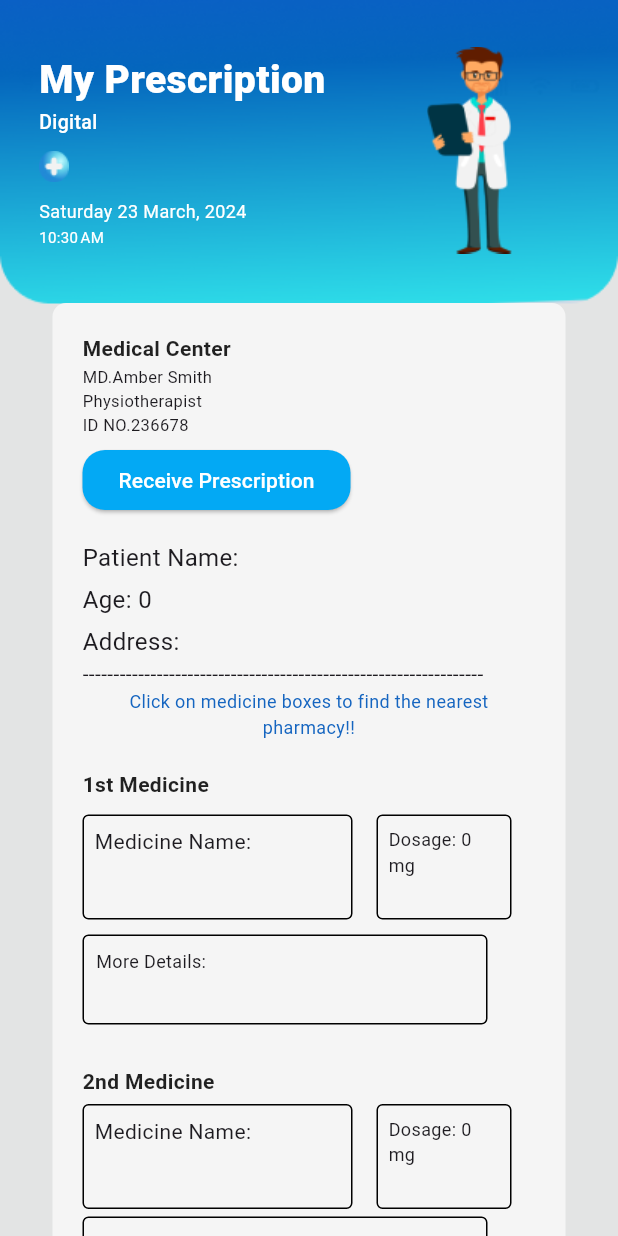
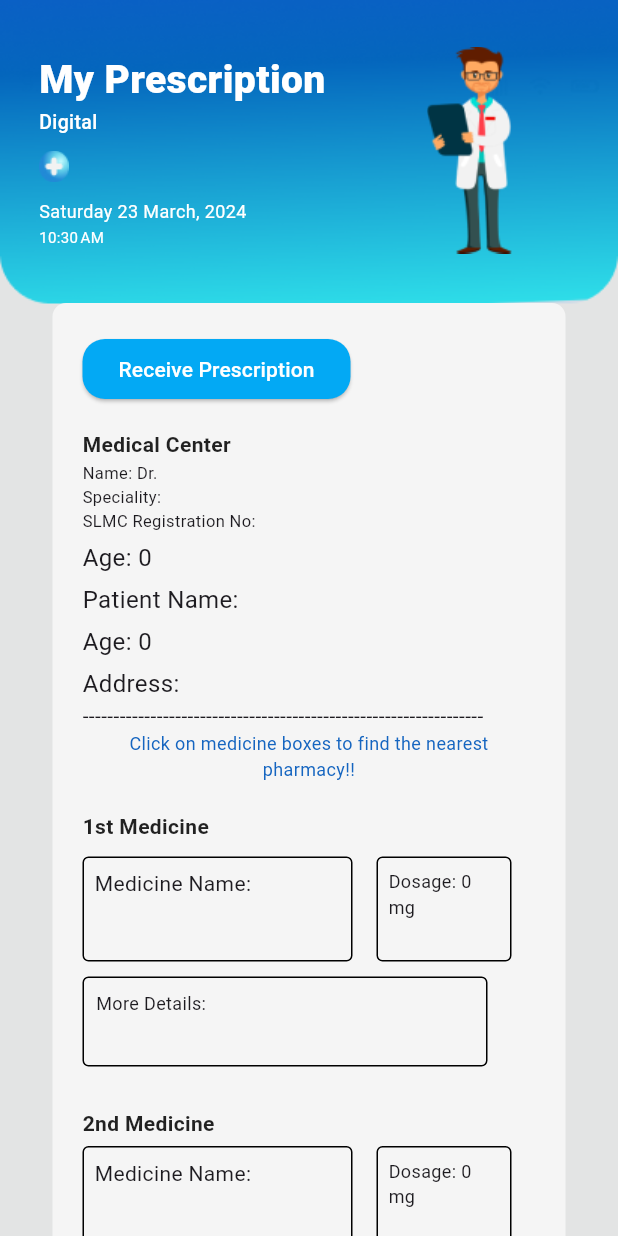
Before and after one commit to Jaindu1223/med_vault, a Flutter app: the viewPrescription screen opened directly with empty values, after a tap on "Receive Prescription", on a phone screen of 412 x 824 dp. Run offline on Flutter 3.47's test engine with Material 3 defaults, Android fonts, the phone set to English and light mode, and no system bars; our stand-ins replace firebase_core, geolocator, qr_flutter; missing offline and left inert: qr_code_scanner; accounts and stored records are empty; network calls fail.

Commit message:
view prescription with doctor details

```diff
--- a/lib/pages/patient/view_prescription.dart
+++ b/lib/pages/patient/view_prescription.dart
@@ -24,6 +24,9 @@ class _viewPrescriptionState extends State<viewPrescription> {
 
   final _emailController = TextEditingController();
   bool isLoading = false;
+  String doctorName = '';
+  String doctorSpeciality = '';
+  String doctorSLMC = '';
   String patientName = '';
   int age =0;
   String address = '';
@@ -59,6 +62,11 @@ class _viewPrescriptionState extends State<viewPrescription> {
       if (response.statusCode == 200) {
         final Map<String, dynamic> responseData = jsonDecode(response.body);
         print(responseData);
+
+        final dynamic doctorNameValue = responseData['docName'];
+        final dynamic doctorSpecialityValue = responseData['docSpeciality'];
+        final dynamic doctorSLMCValue = responseData['docSLMC'];
+
         final dynamic patientNameValue = responseData['patientName'];
         final dynamic ageValue = responseData['age'];
         final dynamic addressValue = responseData['address'];
@@ -88,6 +96,9 @@ class _viewPrescriptionState extends State<viewPrescription> {
           return;
         } else {
           setState(() {
+            doctorName = doctorNameValue;
+            doctorSpeciality = doctorSpecialityValue;
+            doctorSLMC = doctorSLMCValue;
             patientName = patientNameValue;
             age = ageValue;
             address = addressValue;
@@ -237,54 +248,40 @@ class _viewPrescriptionState extends State<viewPrescription> {
                                 child:Column(
                                   crossAxisAlignment: CrossAxisAlignment.start,
                                   children: [
-                                    const Text(
-                                      'Medical Center',
-                                      style: TextStyle(
-                                          fontWeight: FontWeight.w600,
-                                          fontSize: 14,
-                                          color: Colors.black87
-                                      ),
-                                    ),
-                                    const SizedBox(height: 1),
-                                    const Text(
-                                      'MD.Amber Smith',
-                                      style: TextStyle(
-                                        fontWeight: FontWeight.w400,
-                                        fontSize: 11,
-                                      ),
-                                    ),
-
-                                    const Text(
-                                      'Physiotherapist',
-                                      style: TextStyle(
-                                        fontWeight: FontWeight.w400,
-                                        fontSize: 11,
-                                      ),
-                                    ),
-                                    const Text(
-                                      'ID NO.236678',
-                                      style: TextStyle(
-                                        fontWeight: FontWeight.w400,
-                                        fontSize: 11,
-                                      ),
-                                    ),
-
-                                    const SizedBox(height: 5),
-
-                                    // TextField(
-                                    //   controller: _emailController,
-                                    //   decoration:  InputDecoration(
-                                    //     labelText: 'Enter your NIC',
-                                    //     labelStyle: TextStyle(
-                                    //       fontWeight: FontWeight.w400,
-                                    //       fontSize: 15,
-                                    //     ),
+                                    // const Text(
+                                    //   'Medical Center',
+                                    //   style: TextStyle(
+                                    //       fontWeight: FontWeight.w600,
+                                    //       fontSize: 14,
+                                    //       color: Colors.black87
                                     //   ),
+                                    // ),
+                                    // const SizedBox(height: 1),
+                                    // Text(
+                                    //   'Name: Dr. $doctorName',
                                     //   style: TextStyle(
                                     //     fontWeight: FontWeight.w400,
-                                    //     fontSize: 15,
+                                    //     fontSize: 11,
                                     //   ),
                                     // ),
+                                    //
+                                    // Text(
+                                    //   'Speciality: $doctorSpeciality',
+                                    //   style: TextStyle(
+                                    //     fontWeight: FontWeight.w400,
+                                    //     fontSize: 11,
+                                    //   ),
+                                    // ),
+                                    // Text(
+                                    //   'SLMC Registration No: $doctorSLMC',
+                                    //   style: TextStyle(
+                                    //     fontWeight: FontWeight.w400,
+                                    //     fontSize: 11,
+                                    //   ),
+                                    // ),
+                                    //
+                                    // const SizedBox(height: 5),
+
                                     ElevatedButton(
                                       style: ElevatedButton.styleFrom(
                                         backgroundColor: Colors.lightBlue,
@@ -301,6 +298,48 @@ class _viewPrescriptionState extends State<viewPrescription> {
                                             color: Colors.white),),
                                     ),
                                     SizedBox(height: 16.0),
+
+                                    const Text(
+                                      'Medical Center',
+                                      style: TextStyle(
+                                          fontWeight: FontWeight.w600,
+                                          fontSize: 14,
+                                          color: Colors.black87
+                                      ),
+                                    ),
+                                    const SizedBox(height: 1),
+                                    Text(
+                                      'Name: Dr. $doctorName',
+                                      style: TextStyle(
+                                        fontWeight: FontWeight.w400,
+                                        fontSize: 11,
+                                      ),
+                                    ),
+
+                                    Text(
+                                      'Speciality: $doctorSpeciality',
+                                      style: TextStyle(
+                                        fontWeight: FontWeight.w400,
+                                        fontSize: 11,
+                                      ),
+                                    ),
+                                    Text(
+                                      'SLMC Registration No: $doctorSLMC',
+                                      style: TextStyle(
+                                        fontWeight: FontWeight.w400,
+                                        fontSize: 11,
+                                      ),
+                                    ),
+
+                                    const SizedBox(height: 5),
+
+                                    Text(
+                                      'Age: $age',
+                                      style: TextStyle(fontSize: 16.0),
+                                    ),
+
+
+                                    const SizedBox(height: 5),
 
                                     Text(
                                       'Patient Name: $patientName',
@@ -375,46 +414,9 @@ class _viewPrescriptionState extends State<viewPrescription> {
                                                       style: TextStyle(fontSize: 14),
                                                      ),
                                               ),
-                                              // Container(
-                                              //   margin: EdgeInsets.symmetric(vertical: 5, horizontal: 0),
-                                              //   padding: EdgeInsets.all(20),
-                                              //   decoration: BoxDecoration(
-                                              //     borderRadius: BorderRadius.circular(10),
-                                              //
-                                              //
-                                              //     boxShadow: [
-                                              //       BoxShadow(
-                                              //         color: Colors.grey.withOpacity(0.2)
-                                              //       )
-                                              //     ],
-                                              //     // border: Border.all(color: Colors.lightBlueAccent,width: 2),
-                                              //     color: Colors.white70,
-                                              //
-                                              //   ),
-                                              //   child: Text(
-                                              //     'Medicine Name: \n$medication1Name',
-                                              //     style: TextStyle(fontSize: 12),
-                                              //   ),
-                                              // ),
+
                                             ),
 
-                                            // Expanded(
-                                            //   child: Container(
-                                            //     decoration: ShapeDecoration(
-                                            //       shape: RoundedRectangleBorder(
-                                            //         borderRadius: BorderRadius.circular(4.0),
-                                            //         side: BorderSide(width: 1.0, color: Colors.black),
-                                            //       ),
-                                            //       //color: Colors.white,
-                                            //     ),
-                                            //
-                                            //     padding: const EdgeInsets.all(8.0),
-                                            //     child: Text(
-                                            //       'Medicine Name: $medication1Name',
-                                            //       style: TextStyle(fontSize: 12.0),
-                                            //     ),
-                                            //   ),
-                                            // ),
                                             SizedBox(width: 16),
 
                                             Expanded(
```
